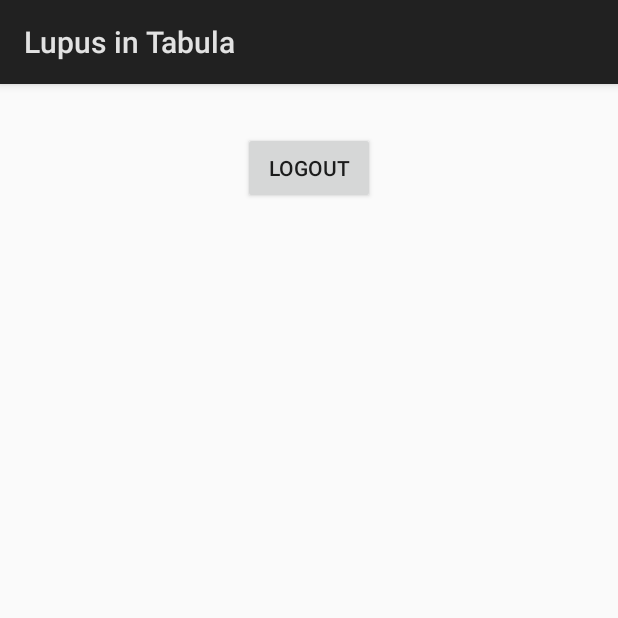
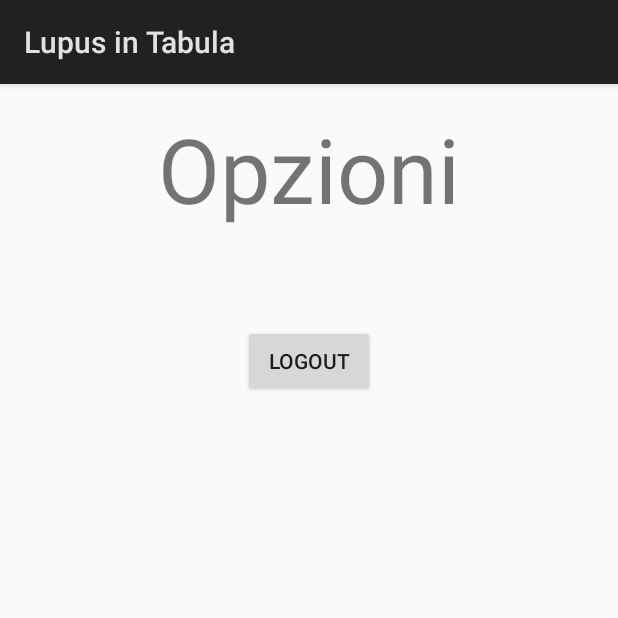
Before and after one commit to Fireshadow3/Lupus-in-Tabula, an Android app: the options screen opened directly, with no data from a screen before it, on a phone screen of 412 x 824 dp, the top half of it. Run offline under Robolectric (Android 15) with nearby library versions, the phone set to English and light mode, and no system bars.

Commit message:
Completed options activity

```diff
--- a/app/src/main/res/layout/options_activity.xml
+++ b/app/src/main/res/layout/options_activity.xml
@@ -4,17 +4,33 @@
     xmlns:tools="http://schemas.android.com/tools"
     android:layout_width="match_parent"
     android:layout_height="match_parent"
-    tools:context="com.fastame.formichella.lupusintabula.options">
+    tools:context="com.fastame.formichella.lupusintabula.options"
+    tools:layout_editor_absoluteY="81dp"
+    tools:layout_editor_absoluteX="0dp">
 
     <Button
         android:id="@+id/logoutButton"
         android:layout_width="wrap_content"
         android:layout_height="wrap_content"
+        android:text="@string/Logout"
+        android:layout_marginTop="64dp"
+        app:layout_constraintTop_toBottomOf="@+id/textView"
+        app:layout_constraintStart_toStartOf="parent"
+        android:layout_marginStart="8dp"
+        app:layout_constraintEnd_toEndOf="parent"
+        android:layout_marginEnd="8dp" />
+
+    <TextView
+        android:id="@+id/textView"
+        android:layout_width="wrap_content"
+        android:layout_height="wrap_content"
         android:layout_marginEnd="8dp"
         android:layout_marginStart="8dp"
-        android:layout_marginTop="32dp"
-        android:text="@string/Logout"
+        android:layout_marginTop="16dp"
+        android:text="@string/options"
+        android:textSize="60dp"
         app:layout_constraintEnd_toEndOf="parent"
         app:layout_constraintStart_toStartOf="parent"
-        app:layout_constraintTop_toTopOf="parent" />
+        app:layout_constraintTop_toTopOf="parent"
+        tools:text="@string/options" />
 </android.support.constraint.ConstraintLayout>
--- a/app/src/main/res/values/strings.xml
+++ b/app/src/main/res/values/strings.xml
@@ -10,4 +10,5 @@
     <string name="play">Gioca</string>
     <string name="options">Opzioni</string>
     <string name="Logout">Logout</string>
+    <string name="signUp">Registrati</string>
 </resources>
```
Also changed, not shown: app/src/main/res/layout/sign_up_activity.xml (+13 -0 lines).
